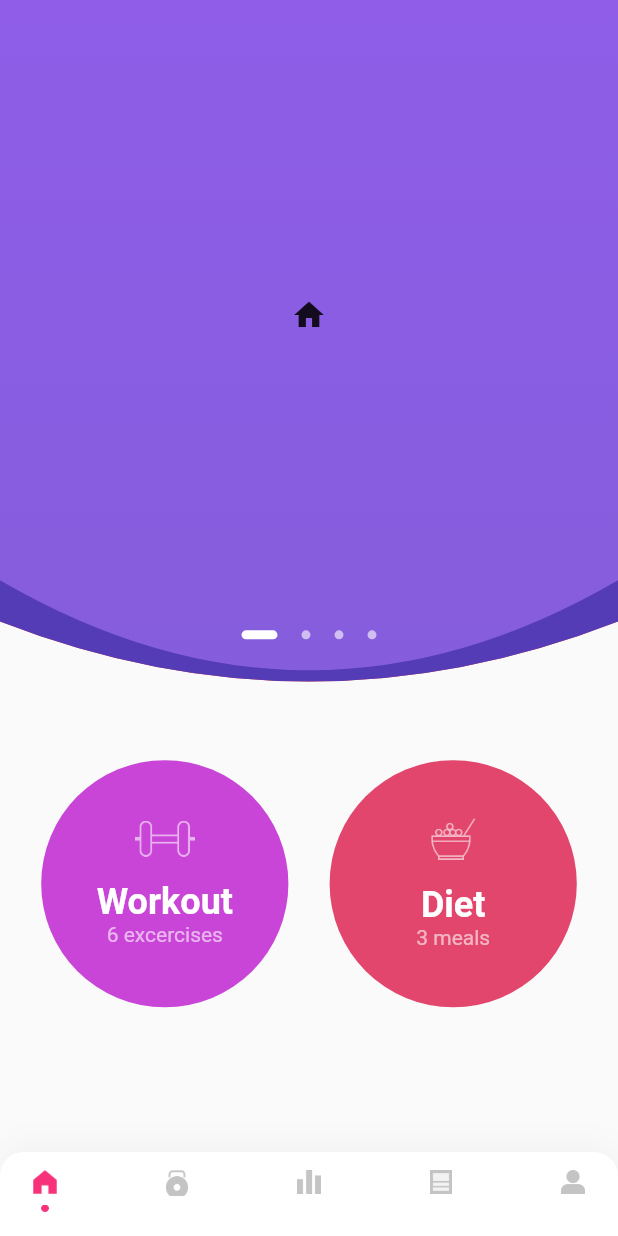
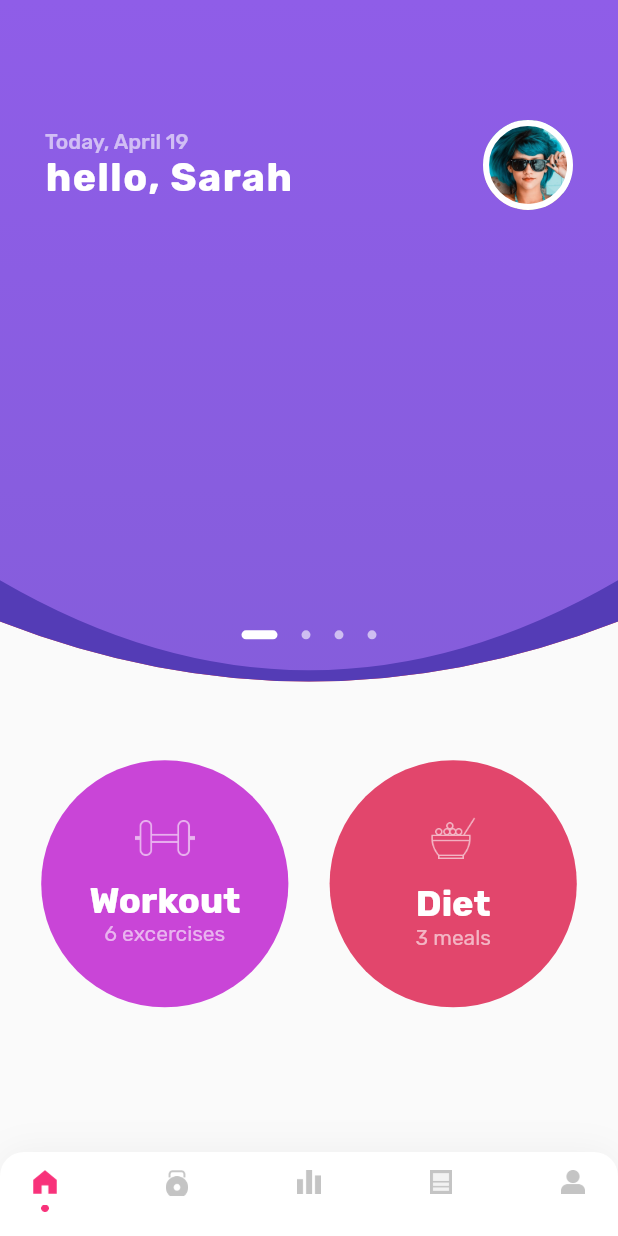
Before and after one commit to CoMatu/msfit, a Flutter app: the screen it shows after launch, on a phone screen of 412 x 824 dp. Run offline on Flutter 3.47's test engine with Material 2 defaults, Android fonts, the phone set to English and light mode, and no system bars.

Commit message:
основной шаблон первой страницы начат

```diff
--- a/lib/features/msfit/presentation/pages/home_page.dart
+++ b/lib/features/msfit/presentation/pages/home_page.dart
@@ -1,9 +1,10 @@
 import 'package:flutter/material.dart';
+import 'package:msfit_design/features/msfit/presentation/pages/user_page.dart';
 import 'package:provider/provider.dart';
 
 class HomePage extends StatelessWidget {
   final List<Widget> _pages = [
-    Icon(Icons.home),
+    UserPage(),
     Icon(Icons.accessibility_new),
     Icon(Icons.image),
     Icon(Icons.directions_car)
--- a/lib/features/msfit/presentation/pages/user_page.dart
+++ b/lib/features/msfit/presentation/pages/user_page.dart
@@ -3,8 +3,62 @@ import 'package:flutter/material.dart';
 class UserPage extends StatelessWidget {
   @override
   Widget build(BuildContext context) {
-    // TODO: implement build
-    return null;
+    return Column(
+      children: <Widget>[
+        Container(
+          height: 80.0,
+        ),
+        Row(
+          children: <Widget>[
+            Expanded(
+              child: Padding(
+                padding: const EdgeInsets.only(left: 30.0),
+                child: Column(
+                  children: <Widget>[
+                    Opacity(
+                      opacity: 0.6,
+                      child: Container(
+                          alignment: Alignment.topLeft,
+                          child: Text(
+                            'Today, April 19',
+                            style: TextStyle(
+                                color: Colors.white,
+                                fontWeight: FontWeight.w500),
+                          )),
+                    ),
+                    Container(
+                      alignment: Alignment.topLeft,
+                      child: Text(
+                        'hello, Sarah',
+                        style: TextStyle(
+                            color: Colors.white,
+                            fontSize: 26.0,
+                            fontWeight: FontWeight.w600,
+                            letterSpacing: 1.0),
+                      ),
+                    ),
+                  ],
+                ),
+              ),
+            ),
+            Padding(
+              padding: const EdgeInsets.only(right: 30.0),
+              child: Container(
+                height: 60.0,
+                width: 60.0,
+                decoration: BoxDecoration(
+                  color: Colors.white,
+                  image: DecorationImage(
+                      image: ExactAssetImage('res/images/user_face_blue.jpg'),
+                      fit: BoxFit.scaleDown),
+                  borderRadius: BorderRadius.circular(60.0),
+                  border: Border.all(width: 4.0, color: Colors.white),
+                ),
+              ),
+            )
+          ],
+        ),
+      ],
+    );
   }
-
 }
--- a/lib/main.dart
+++ b/lib/main.dart
@@ -13,6 +13,7 @@ class MyApp extends StatelessWidget {
   @override
   Widget build(BuildContext context) {
     return MaterialApp(
+      debugShowCheckedModeBanner: false,
       title: 'MSFIT',
       theme: ThemeData(
         // This is the theme of your application.
@@ -25,6 +26,7 @@ class MyApp extends StatelessWidget {
         // Notice that the counter didn't reset back to zero; the application
         // is not restarted.
         primarySwatch: Colors.blue,
+        fontFamily: 'Rubik'
       ),
       home: HomePage(),
     );
--- a/pubspec.yaml
+++ b/pubspec.yaml
@@ -56,6 +56,8 @@ flutter:
     - res/icons/active_dot.png
     - res/images/dumbbells.png
     - res/images/coctail.png
+    - res/images/user_face.jpg
+    - res/images/user_face_blue.jpg
 
   # An image asset can refer to one or more resolution-specific "variants", see
   # https://flutter.dev/assets-and-images/#resolution-aware.
```
Also changed, not shown: res/images/user_face.jpg (added), res/images/user_face_blue.jpg (added).
